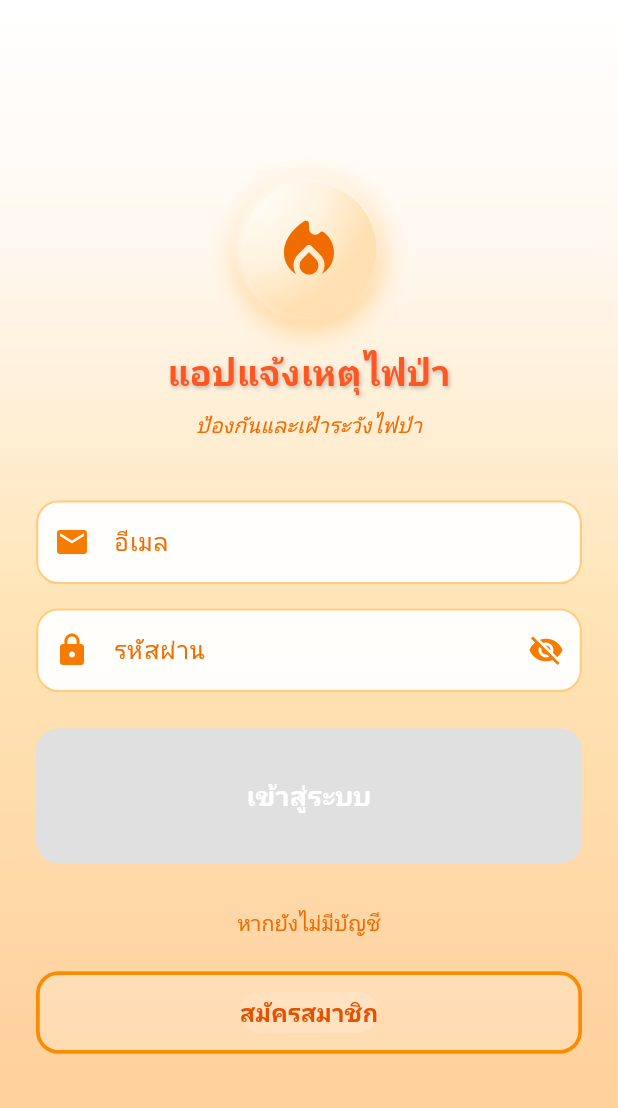
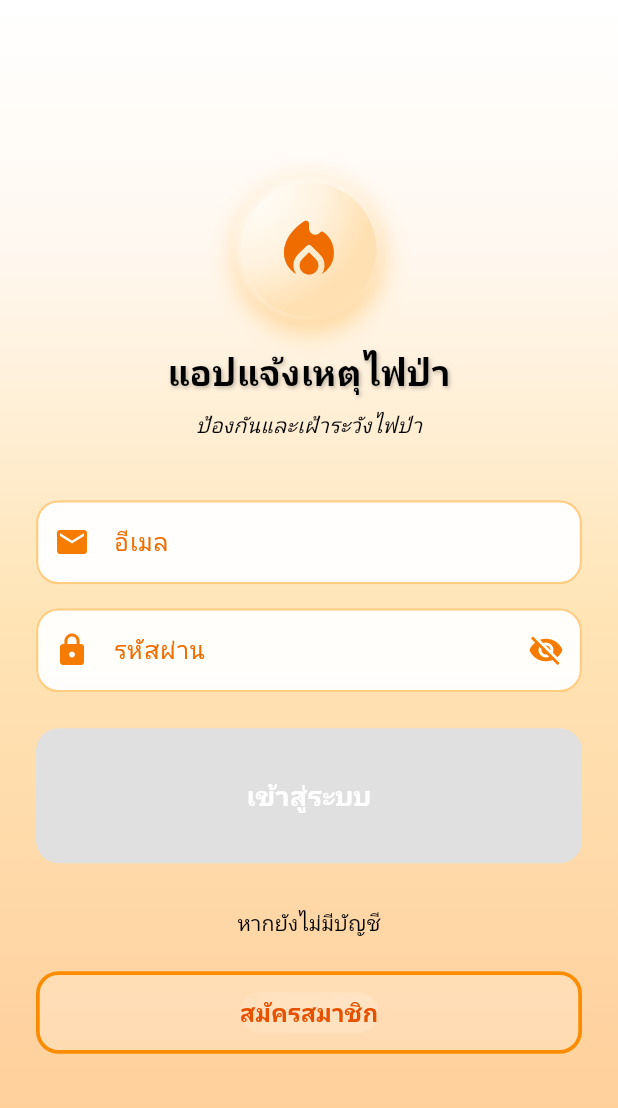
Before and after one commit to tootee2012/fireforest_project-Complete-version-, a Flutter app: the screen it shows after launch, on a phone screen of 412 x 824 dp. Shown: the top 1108 px of the screen. Run offline on Flutter 3.47's test engine with Material 3 defaults, Android fonts, the light colour scheme and no system bars; our stand-ins replace cached_network_image, firebase_messaging, geocoding, geolocator, google_maps_flutter, image_picker; accounts and stored records are empty.

Commit message:
change font color login screen

```diff
--- a/lib/model/firepicture_model.dart
+++ b/lib/model/firepicture_model.dart
@@ -16,13 +16,13 @@ class FirePictureModel {
   String? get fullUrl {
     if (pictureURL == null || pictureURL!.isEmpty) return null;
     // แทนด้วย host และ port จริงของคุณ
-    //return "http://25.28.30.17:8080/uploads/full/$pictureURL";
-    return "http://192.168.1.37:8080/uploads/full/$pictureURL";
+    return "http://25.28.30.17:8080/uploads/full/$pictureURL";
+    //return "http://192.168.1.37:8080/uploads/full/$pictureURL";
   }
 
   String? get thumbUrl {
     if (pictureURL == null || pictureURL!.isEmpty) return null;
-    //return "http://25.28.30.17:8080/uploads/thumb/$pictureURL";
-    return "http://192.168.1.37:8080/uploads/thumb/$pictureURL";
+    return "http://25.28.30.17:8080/uploads/thumb/$pictureURL";
+    //return "http://192.168.1.37:8080/uploads/thumb/$pictureURL";
   }
 }
--- a/lib/screens/login.dart
+++ b/lib/screens/login.dart
@@ -105,7 +105,12 @@ class _LoginState extends State<Login> {
                     style: TextStyle(
                       fontSize: 24,
                       fontWeight: FontWeight.bold,
-                      color: Color(0xFFFF5722), // ✅ ส้มแดงให้เข้ากับปุ่ม
+                      color: Color.fromARGB(
+                        255,
+                        0,
+                        0,
+                        0,
+                      ), // ✅ ส้มแดงให้เข้ากับปุ่ม
                       shadows: [
                         Shadow(
                           offset: Offset(1, 1),
@@ -120,7 +125,7 @@ class _LoginState extends State<Login> {
                     'ป้องกันและเฝ้าระวังไฟป่า',
                     style: TextStyle(
                       fontSize: 14,
-                      color: Colors.orange[800],
+                      color: Color.fromARGB(255, 0, 0, 0),
                       fontStyle: FontStyle.italic,
                     ),
                   ),
@@ -416,7 +421,7 @@ class _LoginState extends State<Login> {
                     onPressed: () {},
                     child: Text(
                       "หากยังไม่มีบัญชี",
-                      style: TextStyle(color: Colors.orange[800]),
+                      style: TextStyle(color: Color.fromARGB(255, 0, 0, 0)),
                     ),
                   ),
 
--- a/lib/service.dart
+++ b/lib/service.dart
@@ -15,8 +15,8 @@ import 'dart:convert';
 import 'dart:async';
 
 class Service {
-  //static const String baseUrl = "http://25.28.30.17:8080";
-  static const String baseUrl = "http://192.168.1.37:8080";
+  static const String baseUrl = "http://25.28.30.17:8080";
+  //static const String baseUrl = "http://192.168.1.37:8080";
   //static const String baseUrl = "http://172.16.1.29:8080";
 
   //login
```
